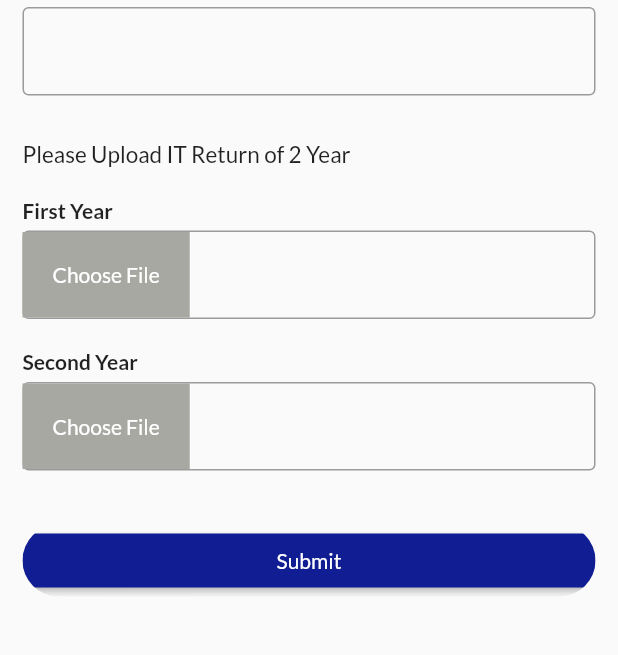
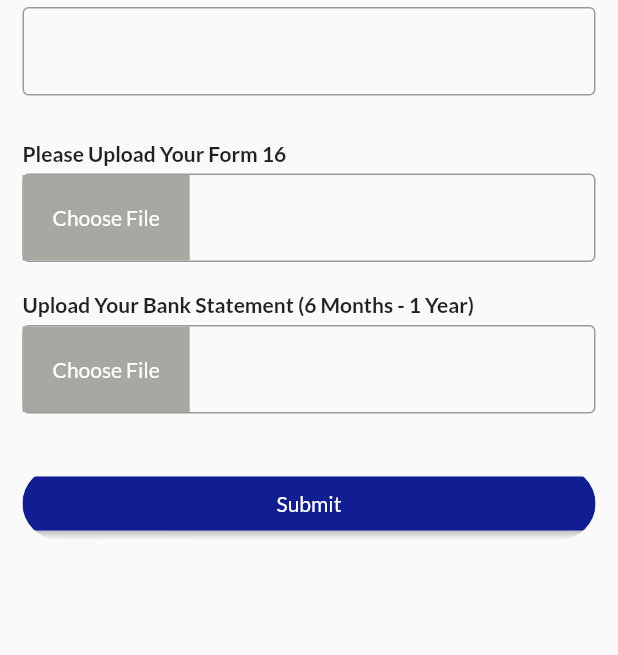
Before and after one commit to Sadiya321/finkin_credential, a Flutter app: the screen it shows after launch, on a phone screen of 412 x 824 dp, the part 119-774 px from its top. Run offline on Flutter 3.47's test engine with Material 2 defaults, Android fonts, the light colour scheme and no system bars; our stand-ins replace carousel_slider, country_picker, curved_navigation_bar, flutter_svg, google_fonts, image_picker and 2 more.

Commit message:
123final

```diff
--- a/lib/pages/loan_information/companyworker_form.dart
+++ b/lib/pages/loan_information/companyworker_form.dart
@@ -31,11 +31,7 @@ class _CompanyworkerState extends State<Companyworker> {
                 const LabeledTextField(
                   label: 'Monthly Income',
                 ),
-                const SizedBox(height: 20),
-                const Text(
-                  "Please Upload IT Return of 2 Year",
-                  style: TextStyle(fontSize: 15),
-                ),
+
                 const SizedBox(height: 20),
                 _buildAadharCardUploadSection(),
                 const SizedBox(height: 10),
@@ -65,7 +61,7 @@ class _CompanyworkerState extends State<Companyworker> {
       children: [
         Expanded(
           child: LabeledTextField(
-            label: 'First Year',
+            label: 'Please Upload Your Form 16',
             suffixWidget: _buildChooseFileButton(_pickedFile, () async {
               final pickedFile =
                   await ImagePicker().pickImage(source: ImageSource.gallery);
@@ -84,7 +80,7 @@ class _CompanyworkerState extends State<Companyworker> {
       children: [
         Expanded(
           child: LabeledTextField(
-            label: 'Second Year',
+            label: 'Upload Your Bank Statement (6 Months - 1 Year)',
             suffixWidget: _buildChooseFileButton(_pickedFile2, () async {
               final pickedFile2 =
                   await ImagePicker().pickImage(source: ImageSource.gallery);
@@ -131,7 +127,7 @@ class _CompanyworkerState extends State<Companyworker> {
     return Column(
       crossAxisAlignment: CrossAxisAlignment.start,
       children: [
-        const SizedBox(width: 20),
+        const SizedBox(width: 10),
         Row(
           children: [
             Expanded(
--- a/lib/pages/loan_information/loan_form.dart
+++ b/lib/pages/loan_information/loan_form.dart
@@ -277,7 +277,7 @@ class _LoanFormState extends State<LoanForm> {
                 onTap: () {
                   Navigator.push(
                     context,
-                    MaterialPageRoute(builder: (context) => const EmploymentForm()),
+                    MaterialPageRoute(builder: (context) => const SelfWorker()),
                   );
                 },
                 child:
--- a/lib/pages/loan_information/selfemployeed_form.dart
+++ b/lib/pages/loan_information/selfemployeed_form.dart
@@ -3,14 +3,14 @@ import 'package:finkin_credential/res/app_color/app_color.dart';
 import 'package:flutter/material.dart';
 import 'package:image_picker/image_picker.dart';
 
-class EmploymentForm extends StatefulWidget {
-  const EmploymentForm({Key? key}) : super(key: key);
+class SelfWorker extends StatefulWidget {
+  const SelfWorker({Key? key}) : super(key: key);
 
   @override
-  State<EmploymentForm> createState() => _EmploymentFormState();
+  State<SelfWorker> createState() => _SelfWorkerState();
 }
 
-class _EmploymentFormState extends State<EmploymentForm> {
+class _SelfWorkerState extends State<SelfWorker> {
   bool isPhoneNumberVerified = false;
   XFile? _pickedFile;
   XFile? _pickedFile2;
--- a/lib/utils/routes.dart
+++ b/lib/utils/routes.dart
@@ -2,6 +2,7 @@ import 'package:finkin_credential/pages/agent_screen/agent.dart';
 import 'package:finkin_credential/pages/agent_screen/agent_form.dart';
 import 'package:finkin_credential/pages/home_screen/bottom_nav.dart';
 import 'package:finkin_credential/pages/home_screen/home_screen.dart';
+import 'package:finkin_credential/pages/loan_information/companyworker_form.dart';
 import 'package:finkin_credential/pages/loan_information/selfemployeed_form.dart';
 import 'package:finkin_credential/pages/loan_information/loan_form.dart';
 import 'package:finkin_credential/pages/verification_screen/verification_screen.dart';
@@ -23,15 +24,17 @@ class MyRoutes {
   static String navBAr = "/BottomNavBar";
   static String home = "/HomeScreen";
   static String loanform = "/LoanForm";
-   static String employmentform = "/EmploymentForm";
+  static String selfworker = "/SelfWorker";
+  static String companyworker = "/Companyworker";
+
 
   static Route<dynamic> generateRoute(RouteSettings settings) {
     final args = settings.arguments;
     switch (settings.name) {
       case '/genotp':
         return MaterialPageRoute(builder: (context) => const LoginScreen());
-          case '/employmentform':
-        return MaterialPageRoute(builder: (context) => const EmploymentForm());
+          case '/selfworker':
+        return MaterialPageRoute(builder: (context) => const SelfWorker());
       case '/page1':
         return MaterialPageRoute(builder: (context) => const Page1());
 
@@ -54,8 +57,10 @@ class MyRoutes {
         return MaterialPageRoute(builder: (context) => const BottomNavBar());
       case '/loanform':
         return MaterialPageRoute(builder: (context) => const LoanForm());
+        case '/companyworker':
+        return MaterialPageRoute(builder: (context) => const Companyworker());
       default:
-        return MaterialPageRoute(builder: (context) => const EmploymentForm());
+        return MaterialPageRoute(builder: (context) => const Companyworker());
     }
   }
 }
```
